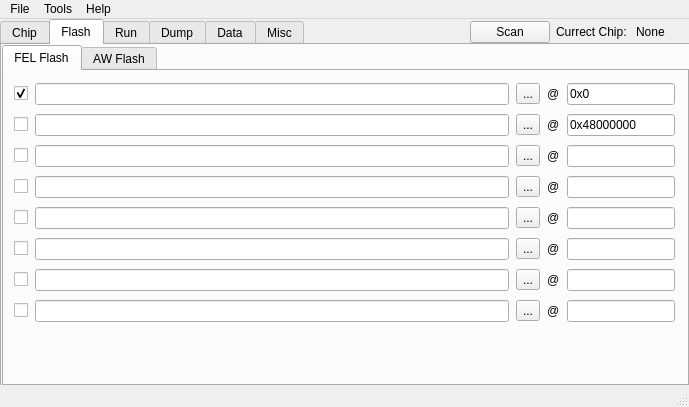
The window that src/mainwindow.ui (YuzukiTsuru/YFEL) describes before a commit, drawn with Qt 5.
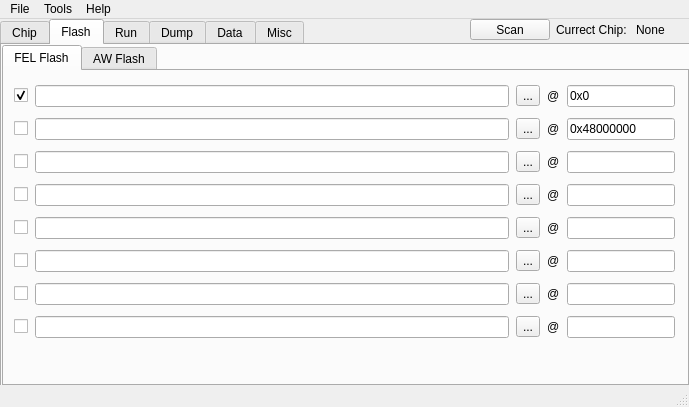
The same window after the commit. The open tabs and pages were chosen to show the change.

Patch:
```diff
--- a/src/mainwindow.ui
+++ b/src/mainwindow.ui
@@ -207,7 +207,7 @@
           <x>10</x>
           <y>10</y>
           <width>661</width>
-          <height>246</height>
+          <height>262</height>
          </rect>
         </property>
         <layout class="QHBoxLayout" name="horizontalLayout_37" stretch="10,0">
@@ -602,7 +602,7 @@
       <x>470</x>
       <y>0</y>
       <width>211</width>
-      <height>26</height>
+      <height>21</height>
      </rect>
     </property>
     <layout class="QHBoxLayout" name="horizontalLayout_7">
```
Left out of the diff: 2 changed lines with no effect on the pictures.
